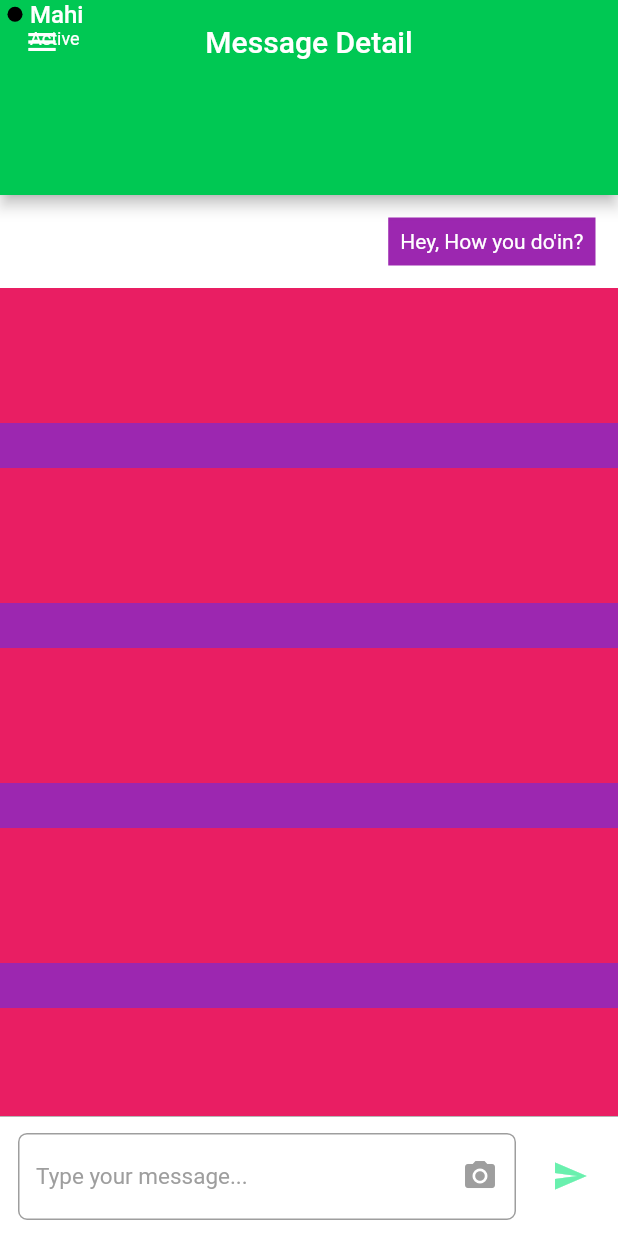
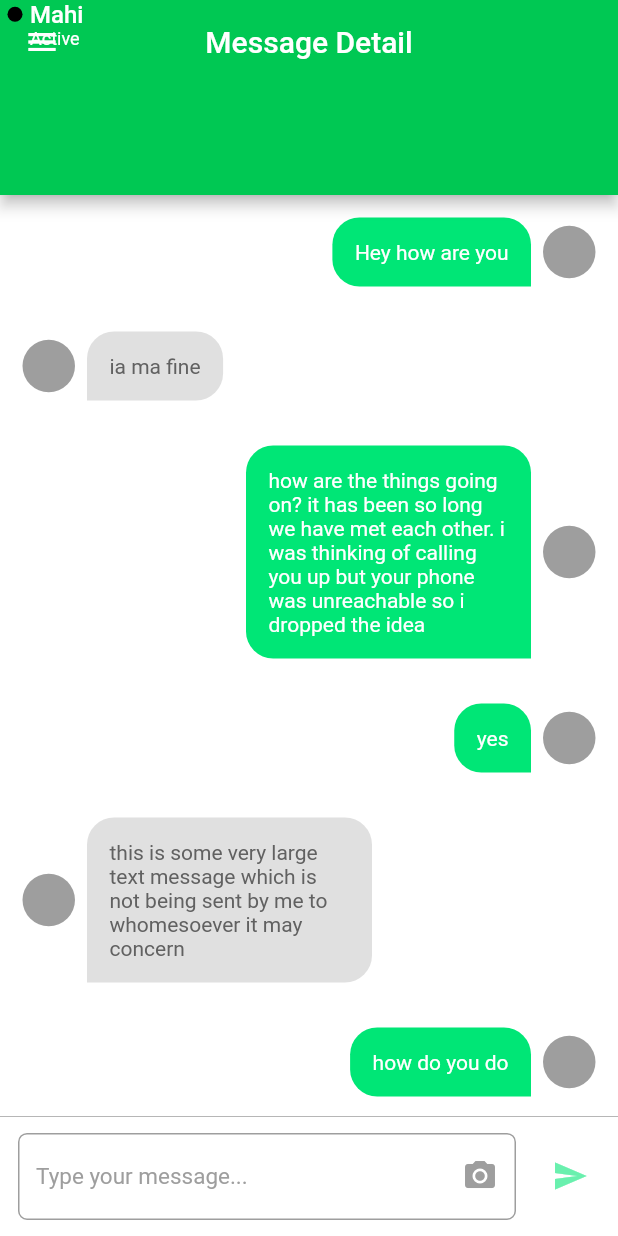
Before and after one commit to harshkumarkhatri/Flutter-UI-13-Chat-App-UI, a Flutter app: the Screen3 screen opened directly, on a phone screen of 412 x 824 dp. Run offline on Flutter 3.47's test engine with Material 2 defaults, Android fonts, the light colour scheme and no system bars; our stand-ins replace dotted_border.

Commit message:
Completed screen 3

```diff
--- a/lib/main.dart
+++ b/lib/main.dart
@@ -1,5 +1,6 @@
 import 'package:flutter/material.dart';
 import 'package:flutter_ui_13_chat_app_ui/screen2.dart';
+import 'package:flutter_ui_13_chat_app_ui/screen3.dart';
 import 'package:flutter_ui_13_chat_app_ui/screens/screen1.dart';
 
 void main() {
@@ -16,7 +17,7 @@ class MyApp extends StatelessWidget {
         primarySwatch: Colors.blue,
         visualDensity: VisualDensity.adaptivePlatformDensity,
       ),
-      home: Screen2(),
+      home: Screen3(),
     );
   }
 }
--- a/lib/screen3.dart
+++ b/lib/screen3.dart
@@ -54,56 +54,11 @@ class _Screen3State extends State<Screen3> {
                   ],
                 ))),
           ),
-          //     SafeArea(
-          //   child: Container(
-          //       height: MediaQuery.of(context).size.height,
-          //       width: MediaQuery.of(context).size.width,
-          //       decoration: BoxDecoration(
-          //         gradient: LinearGradient(colors: [
-          //           Colors.green.shade400,
-          //           Colors.green.shade600,
-          //         ], begin: Alignment.topLeft, end: Alignment.bottomRight),
-          //       ),
-          //       child:
-          //           // AppBar(backgroundColor: Colors.transparent,
-          //           //   leading: Icon(Icons.menu),
-          //           // ),
-          //           Row(
-          //         crossAxisAlignment: CrossAxisAlignment.start,
-          //         // mainAxisAlignment: MainAxisAlignment.center,
-          //         children: [
-          //           Align(
-          //             alignment: Alignment.topLeft,
-          //             child: GestureDetector(
-          //               child: Padding(
-          //                 padding: const EdgeInsets.all(8.0),
-          //                 child: Icon(
-          //                   Icons.menu,
-          //                   size: 28,
-          //                   color: Colors.white,
-          //                 ),
-          //               ),
-          //             ),
-          //           ),
-          //           Align(alignment: Alignment.topRight,child: Text("Message Detail"))
-          //         ],
-          //       )),
-          // ),
           preferredSize: Size.fromHeight(130)),
       body: Container(
         child: Column(
           mainAxisAlignment: MainAxisAlignment.end,
           children: [
-            // ListView(children: [Container(height:50,color:Colors.black)],),
-            // Expanded(
-            //   child: Row(
-            //     children: [
-            //       Container(
-            //           width: MediaQuery.of(context).size.width,
-            //           color: Colors.pink)
-            //     ],
-            //   ),
-            // ),
             Flexible(
               child: Row(
                 children: [
@@ -112,39 +67,23 @@ class _Screen3State extends State<Screen3> {
                       color: Colors.white,
                       child: ListView(
                         children: [
-                          Container(margin: EdgeInsets.all(5),padding: EdgeInsets.all(10),
-                            width: MediaQuery.of(context).size.width,
-                            alignment: Alignment.centerRight,
-                            // color: Colors.purple,
-                            child: Container(color: Colors.purple,
-                              child: Padding(
-                                padding: EdgeInsets.all(
-                                  8,
-                                ),
-                                child: Text("Hey, How you do'in?",
-                                    style: TextStyle(color: Colors.white)),
-                              ),
-                            ),
-                          ),
-                          Container(height: 90, color: Colors.pink),
-                          Container(height: 30, color: Colors.purple),
-                          Container(height: 90, color: Colors.pink),
-                          Container(height: 30, color: Colors.purple),
-                          Container(height: 90, color: Colors.pink),
-                          Container(height: 30, color: Colors.purple),
-                          Container(height: 90, color: Colors.pink),
-                          Container(height: 30, color: Colors.purple),
-                          Container(height: 90, color: Colors.pink),
-                          Container(height: 30, color: Colors.purple),
-                          Container(height: 90, color: Colors.pink),
-                          Container(height: 30, color: Colors.purple),
-                          Container(height: 90, color: Colors.pink),
+                          messageFormatting("Hey how are you", "me"),
+                          messageFormatting("ia ma fine", "not me"),
+                          messageFormatting(
+                              "how are the things going on? it has been so long we have met each other. i was thinking of calling you up but your phone was unreachable so i dropped the idea",
+                              "me"),
+                          messageFormatting("yes", "me"),
+                          messageFormatting(
+                              "this is some very large text message which is not being sent by me to whomesoever it may concern",
+                              "not me"),
+                          messageFormatting("how do you do", "me"),
+                          messageFormatting(
+                              "i am fine. what about you", "not me")
                         ],
                       ))
                 ],
               ),
             ),
-            // Divider(indent: 0,endIndent: 0,thickness: 3,),
             buildInput()
           ],
         ),
@@ -161,19 +100,10 @@ class _Screen3State extends State<Screen3> {
             child: Padding(
               padding: const EdgeInsets.all(4.0),
               child: Container(
-                // decoration: BoxDecoration(
-                //   border: Border.all(
-                //     color: Colors.grey,
-                //   ),
-                // ),
                 child: Padding(
                   padding: const EdgeInsets.only(left: 8.0),
                   child: TextField(
-                    // onSubmitted: (value) {
-                    //   onSendMessage(textEditingController.text, 0);
-                    // },
                     style: TextStyle(color: Colors.black, fontSize: 15.0),
-                    // controller: textEditingController,
                     decoration: InputDecoration(
                       suffixIcon: Icon(Icons.camera_alt, color: Colors.grey),
                       enabledBorder: OutlineInputBorder(
@@ -187,7 +117,6 @@ class _Screen3State extends State<Screen3> {
                       hintText: 'Type your message...',
                       hintStyle: TextStyle(color: Colors.grey),
                     ),
-                    // focusNode: focusNode,
                   ),
                 ),
               ),
@@ -200,7 +129,6 @@ class _Screen3State extends State<Screen3> {
               margin: EdgeInsets.symmetric(horizontal: 8.0),
               child: IconButton(
                 icon: Icon(Icons.send, color: Colors.greenAccent),
-                // onPressed: () => onSendMessage(textEditingController.text, 0),
                 color: Colors.red,
               ),
             ),
@@ -215,4 +143,90 @@ class _Screen3State extends State<Screen3> {
           color: Colors.white),
     );
   }
+
+  Widget messageFormatting(message, sentBy) {
+    print(message.length);
+    return sentBy == "me"
+        ? Container(
+            margin: EdgeInsets.all(5),
+            padding: EdgeInsets.all(10),
+            width: MediaQuery.of(context).size.width,
+            alignment: Alignment.centerRight,
+            child: Row(
+              mainAxisAlignment: MainAxisAlignment.end,
+              children: [
+                Container(
+                  decoration: BoxDecoration(
+                    color: Colors.greenAccent[400],
+                    borderRadius: BorderRadius.only(
+                        bottomLeft: Radius.circular(18),
+                        topLeft: Radius.circular(18),
+                        topRight: Radius.circular(18)),
+                  ),
+                  child: Padding(
+                    padding: EdgeInsets.all(
+                      15,
+                    ),
+                    child: Container(
+                      width: message.length > 100 ? 160 : null,
+                      child: Text(message,
+                          overflow: TextOverflow.clip,
+                          softWrap: true,
+                          style: TextStyle(color: Colors.white)),
+                    ),
+                  ),
+                ),
+                Padding(
+                    padding: EdgeInsets.only(left: 8),
+                    child: Container(
+                      height: 35,
+                      width: 35,
+                      decoration: BoxDecoration(
+                          color: Colors.grey, shape: BoxShape.circle),
+                    ))
+              ],
+            ),
+          )
+        : Container(
+            margin: EdgeInsets.all(5),
+            padding: EdgeInsets.all(10),
+            width: MediaQuery.of(context).size.width,
+            alignment: Alignment.centerLeft,
+            child: Row(
+              mainAxisAlignment: MainAxisAlignment.start,
+              children: [
+                Padding(
+                  padding: EdgeInsets.only(right: 8),
+                  child: Container(
+                    height: 35,
+                    width: 35,
+                    decoration: BoxDecoration(
+                        color: Colors.grey, shape: BoxShape.circle),
+                  ),
+                ),
+                Container(
+                  decoration: BoxDecoration(
+                    color: Colors.grey[300],
+                    borderRadius: BorderRadius.only(
+                        bottomRight: Radius.circular(18),
+                        topLeft: Radius.circular(18),
+                        topRight: Radius.circular(18)),
+                  ),
+                  child: Padding(
+                    padding: EdgeInsets.all(
+                      15,
+                    ),
+                    child: Container(
+                      width: message.length > 80 ? 160 : null,
+                      child: Text(message,
+                          overflow: TextOverflow.clip,
+                          softWrap: true,
+                          style: TextStyle(color: Colors.grey[700])),
+                    ),
+                  ),
+                ),
+              ],
+            ),
+          );
+  }
 }
```
